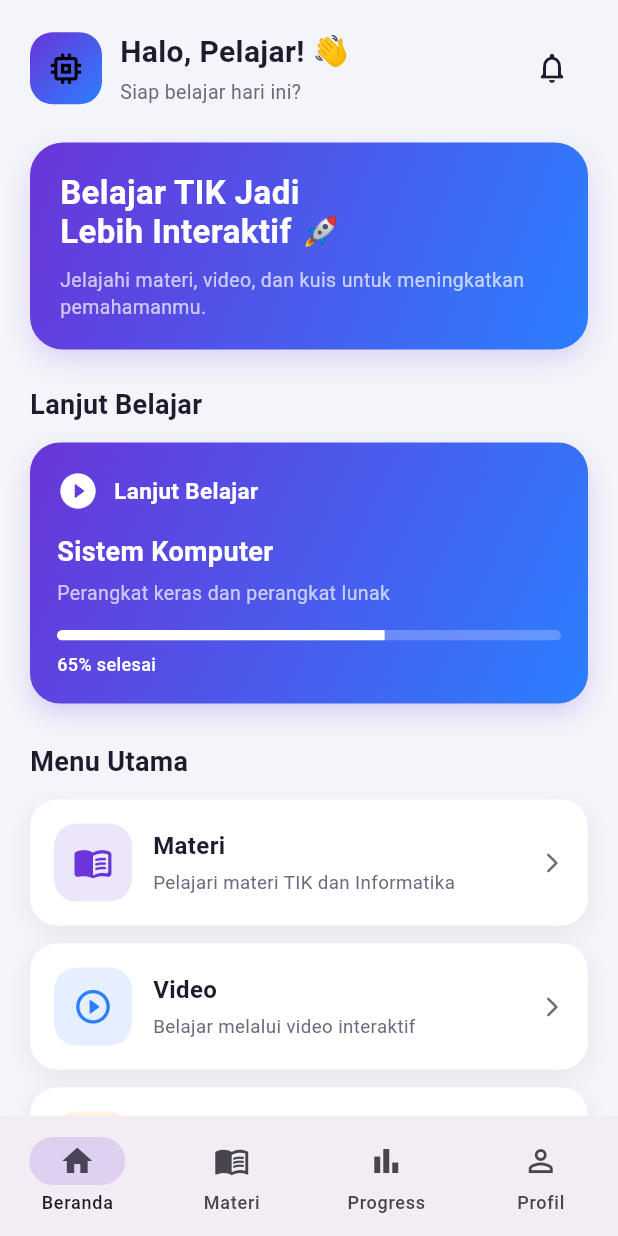
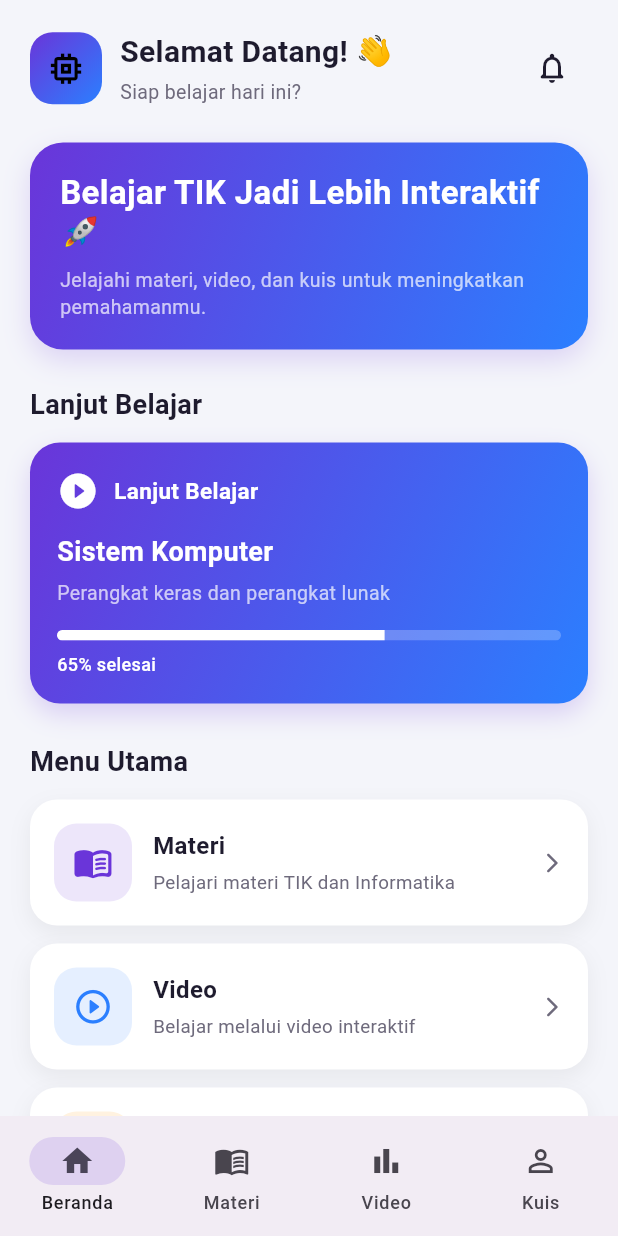
Before and after one commit to Shaniaafni08/TechMate, a Flutter app: the MainNavigation screen opened directly, on a phone screen of 412 x 824 dp. Run offline on Flutter 3.47's test engine with Material 3 defaults, Android fonts, the phone set to English and light mode, and no system bars.

```diff
--- a/lib/pages/beranda_page.dart
+++ b/lib/pages/beranda_page.dart
@@ -65,7 +65,7 @@ class BerandaPage extends StatelessWidget {
                       crossAxisAlignment: CrossAxisAlignment.start,
                       children: [
                         Text(
-                          'Halo, Pelajar! 👋',
+                          'Selamat Datang! 👋',
                           style: TextStyle(
                             fontSize: 20,
                             fontWeight: FontWeight.bold,
@@ -115,7 +115,7 @@ class BerandaPage extends StatelessWidget {
                   crossAxisAlignment: CrossAxisAlignment.start,
                   children: [
                     Text(
-                      'Belajar TIK Jadi\nLebih Interaktif 🚀',
+                      'Belajar TIK Jadi Lebih Interaktif 🚀',
                       style: TextStyle(
                         color: Colors.white,
                         fontSize: 22,
--- a/lib/pages/main_navigation.dart
+++ b/lib/pages/main_navigation.dart
@@ -3,8 +3,8 @@ import 'package:flutter/material.dart';
 import '../theme/app_theme.dart';
 import 'beranda_page.dart';
 import 'materi_page.dart';
-import 'progress_page.dart';
-import 'profil_page.dart';
+import 'video_page.dart';
+import 'kuis_page.dart';
 
 class MainNavigation extends StatefulWidget {
   const MainNavigation({super.key});
@@ -19,8 +19,8 @@ class _MainNavigationState extends State<MainNavigation> {
   final List<Widget> _pages = const [
     BerandaPage(),
     MateriPage(),
-    ProgressPage(),
-    ProfilPage(),
+    VideoPage(),
+    KuisPage(),
   ];
 
   @override
@@ -50,12 +50,12 @@ class _MainNavigationState extends State<MainNavigation> {
           NavigationDestination(
             icon: Icon(Icons.bar_chart_outlined),
             selectedIcon: Icon(Icons.bar_chart),
-            label: 'Progress',
+            label: 'Video',
           ),
           NavigationDestination(
             icon: Icon(Icons.person_outline),
             selectedIcon: Icon(Icons.person),
-            label: 'Profil',
+            label: 'Kuis',
           ),
         ],
       ),
--- a/lib/pages/splash_screen.dart
+++ b/lib/pages/splash_screen.dart
@@ -3,7 +3,7 @@ import 'package:flutter/material.dart';
 
 import '../theme/app_theme.dart';
 import '../widgets/techmate_logo.dart';
-import 'main_navigation.dart';
+import 'beranda_page.dart';
 
 class SplashScreen extends StatefulWidget {
   const SplashScreen({super.key});
@@ -39,7 +39,7 @@ class _SplashScreenState extends State<SplashScreen>
       Navigator.pushReplacement(
         context,
         MaterialPageRoute(
-          builder: (_) => const MainNavigation(),
+          builder: (_) => const BerandaPage(),
         ),
       );
     });
```
